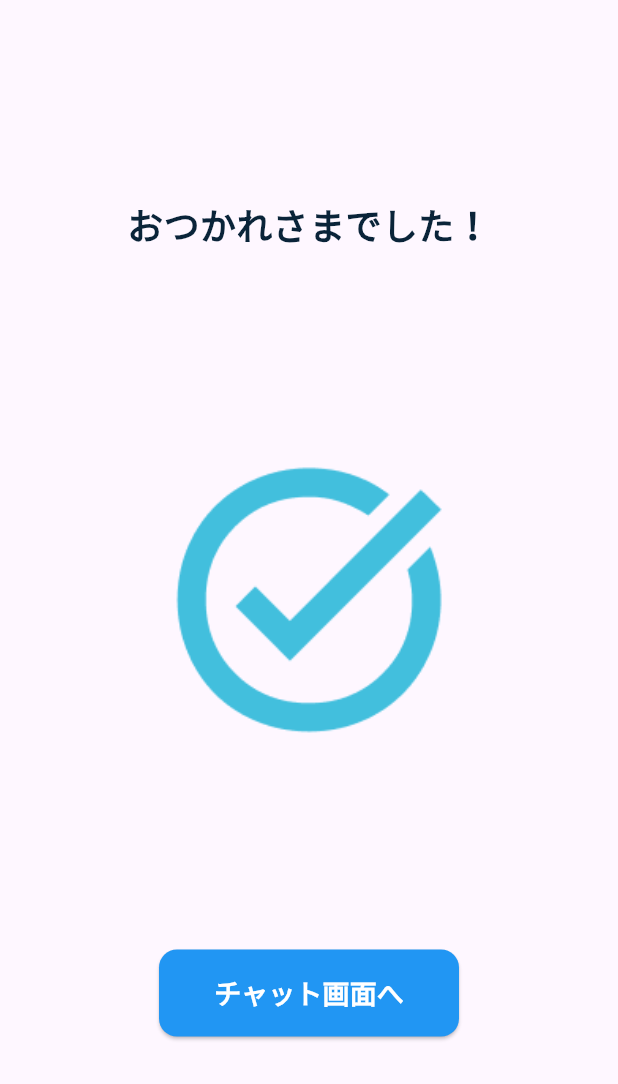
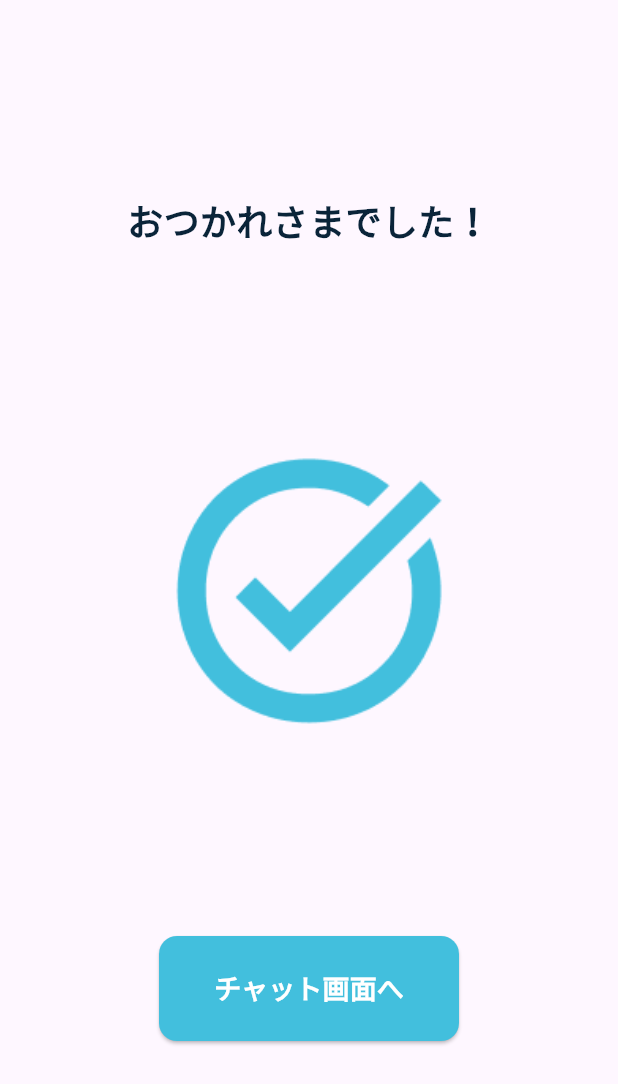
Before and after one commit to health-Care-App/health_care_app, a Flutter app: the SurveyCompleteScreen screen opened directly, on a phone screen of 412 x 824 dp. Shown: the top 1084 px of the screen. Run offline on Flutter 3.47's test engine with Material 3 defaults, Android fonts, the light colour scheme and no system bars; our stand-ins replace audioplayers, cloud_firestore, firebase_auth, firebase_core, fl_chart, flutter_svg and 3 more; accounts and stored records are empty; statements that could not run were skipped.

Commit message:
ボタンのサイズ調整

```diff
--- a/frontend/app/lib/survey/survey_complete.dart
+++ b/frontend/app/lib/survey/survey_complete.dart
@@ -10,7 +10,7 @@ class SurveyCompleteScreen extends StatelessWidget {
     return Scaffold(
       body: Center(
         child: Column(
-          mainAxisAlignment: MainAxisAlignment.spaceEvenly, // 各要素を均等に配置
+          mainAxisAlignment: MainAxisAlignment.spaceEvenly,
           children: [
             Text(
               'おつかれさまでした！',
@@ -21,10 +21,10 @@ class SurveyCompleteScreen extends StatelessWidget {
               ),
             ),
             Image.asset(
-              'assets/images/survey_check.png', // チェックマークアイコンのパス
-              width: 200, // アイコンの幅を200に設定
-              height: 200, // アイコンの高さを200に設定
-              fit: BoxFit.contain, // アイコンの比率を維持
+              'assets/images/survey_check.png',
+              width: 200,
+              height: 200,
+              fit: BoxFit.contain,
             ),
             ElevatedButton(
               onPressed: () {
@@ -36,20 +36,20 @@ class SurveyCompleteScreen extends StatelessWidget {
                 );
               },
               style: ElevatedButton.styleFrom(
-                padding: const EdgeInsets.symmetric(
-                    horizontal: 32, vertical: 16), // ボタンのパディングを設定
-                minimumSize: const Size(200, 50), // ボタンの最小サイズ
-                backgroundColor: Colors.blue, // ボタンの背景色
+                padding:
+                    const EdgeInsets.symmetric(horizontal: 32, vertical: 16),
+                minimumSize: const Size(200, 70),
+                backgroundColor: baseColor,
                 shape: RoundedRectangleBorder(
-                  borderRadius: BorderRadius.circular(12), // ボタンの角丸を設定
+                  borderRadius: BorderRadius.circular(12),
                 ),
               ),
               child: const Text(
                 'チャット画面へ',
                 style: TextStyle(
-                  fontSize: 18, // フォントサイズを指定
-                  fontWeight: FontWeight.bold, // 太字
-                  color: Colors.white, // テキストの色
+                  fontSize: 18,
+                  fontWeight: FontWeight.bold,
+                  color: Colors.white,
                 ),
               ),
             ),
```
Also changed, not shown: frontend/app/lib/survey/morning.dart (+13 -14 lines), frontend/app/lib/survey/survey.dart (+7 -8 lines).
